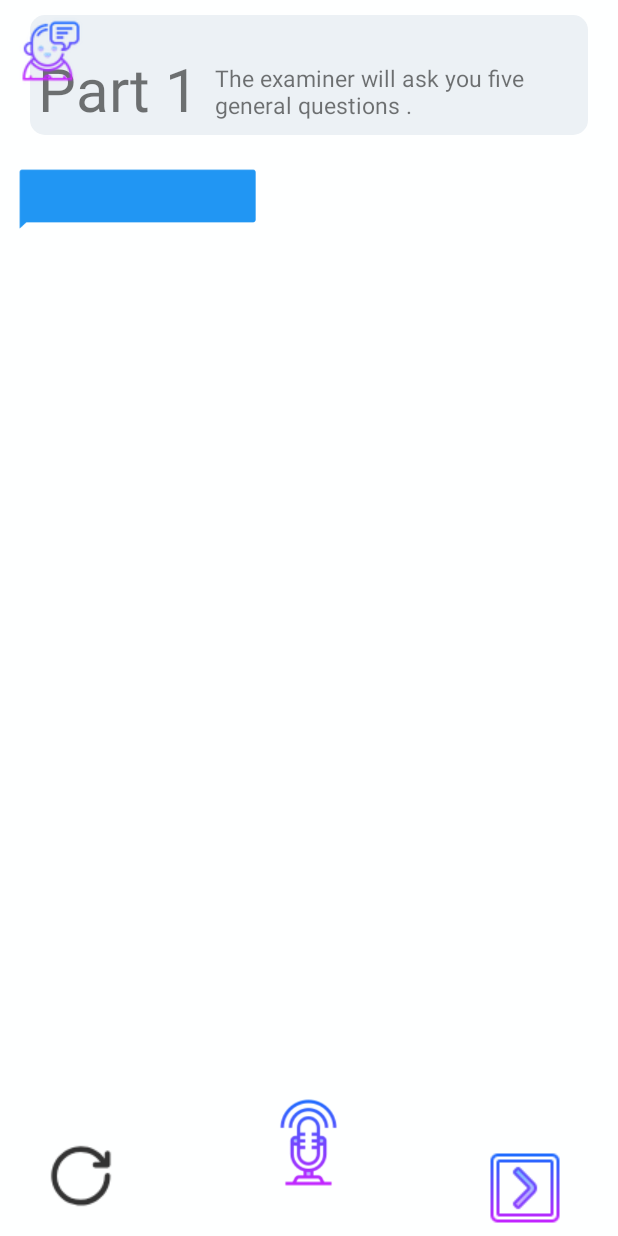
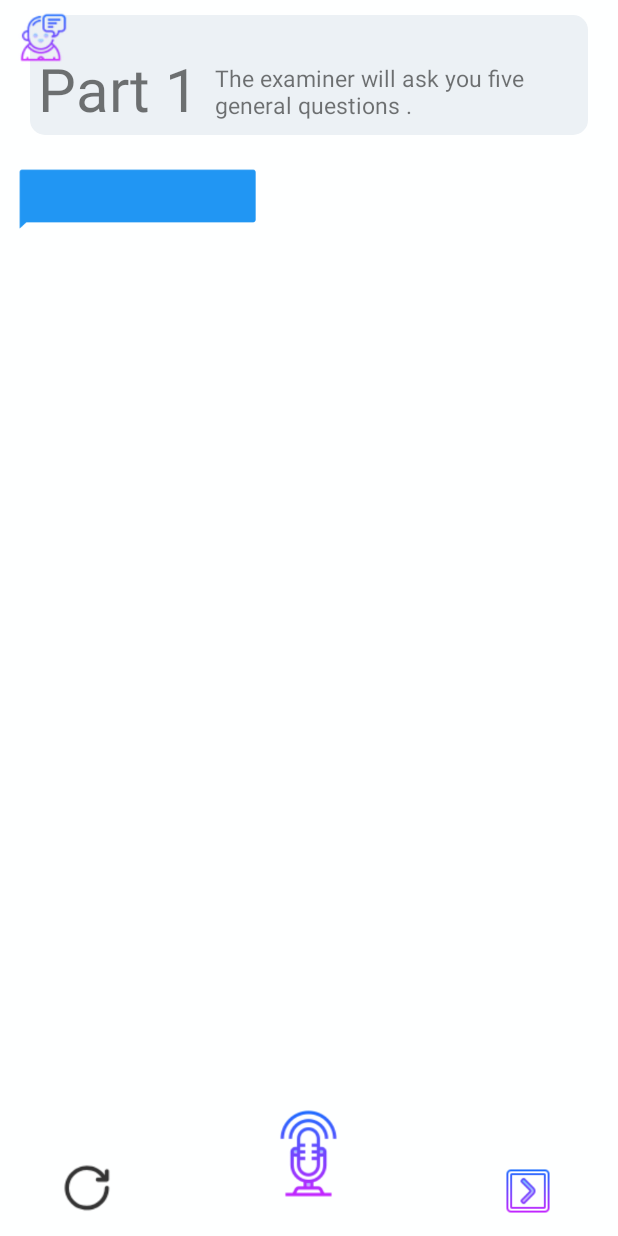
Before and after one commit to graceyaya618/IELTs, an Android app: the screen it shows after launch (MyFirst), on a phone screen of 412 x 824 dp. Run offline under Robolectric (Android 15) with nearby library versions, the phone set to English and light mode, and no system bars; plain views replace Animation.

Commit message:
click
UI 微调

```diff
--- a/app/src/main/java/com/iflytek/IELTS/page1/MyFirst.java
+++ b/app/src/main/java/com/iflytek/IELTS/page1/MyFirst.java
@@ -164,7 +164,7 @@ public class MyFirst extends AppCompatActivity {
         next.setOnClickListener(new View.OnClickListener() {
             @Override
             public void onClick(View view){
-                if (over) {//5个问题全部结束 进入下一个界面
+//                if (over) {//5个问题全部结束 进入下一个界面    这个OVER是用来判断全部问题回答结束的
                     Toast.makeText(MyFirst.this, "问答已经结束", Toast.LENGTH_SHORT).show();
                     Intent intent = new Intent();
                     intent.setClass(MyFirst.this, AnswerActivity.class);
@@ -172,8 +172,8 @@ public class MyFirst extends AppCompatActivity {
                     intent.putParcelableArrayListExtra("values", megerQuestionAndAnswer());//向跳转到的视图传值
 
                     startActivity(intent);
-                    return;
-                }
+//                    return;
+//                }
             }
         });
 
--- a/app/src/main/res/layout/activity_my_first.xml
+++ b/app/src/main/res/layout/activity_my_first.xml
@@ -46,10 +46,10 @@
         </LinearLayout>
 
         <ImageView
-            android:layout_width="48dp"
-            android:layout_height="48dp"
+            android:layout_width="38dp"
+            android:layout_height="38dp"
             android:layout_marginLeft="10dp"
-            android:layout_marginTop="10dp"
+            android:layout_marginTop="6dp"
             android:background="@drawable/interviewer" />
 
 
@@ -71,11 +71,11 @@
 
         <ImageView
             android:id="@+id/lefting"
-            android:layout_width="wrap_content"
-            android:layout_height="wrap_content"
+            android:layout_width="36dp"
+            android:layout_height="36dp"
             android:gravity="left|center_vertical"
             android:layout_marginTop="60dp"
-            android:layout_marginLeft="30dp"
+            android:layout_marginLeft="40dp"
             android:background="@drawable/reload" />
 
 
@@ -105,9 +105,9 @@
 
         <ImageView
             android:id="@+id/righting"
-            android:layout_width="wrap_content"
-            android:layout_height="wrap_content"
-            android:layout_marginRight="30dp"
+            android:layout_width="40dp"
+            android:layout_height="40dp"
+            android:layout_marginRight="40dp"
             android:layout_marginTop="60dp"
             android:layout_gravity="right"
             android:gravity="right|center_vertical"
```
